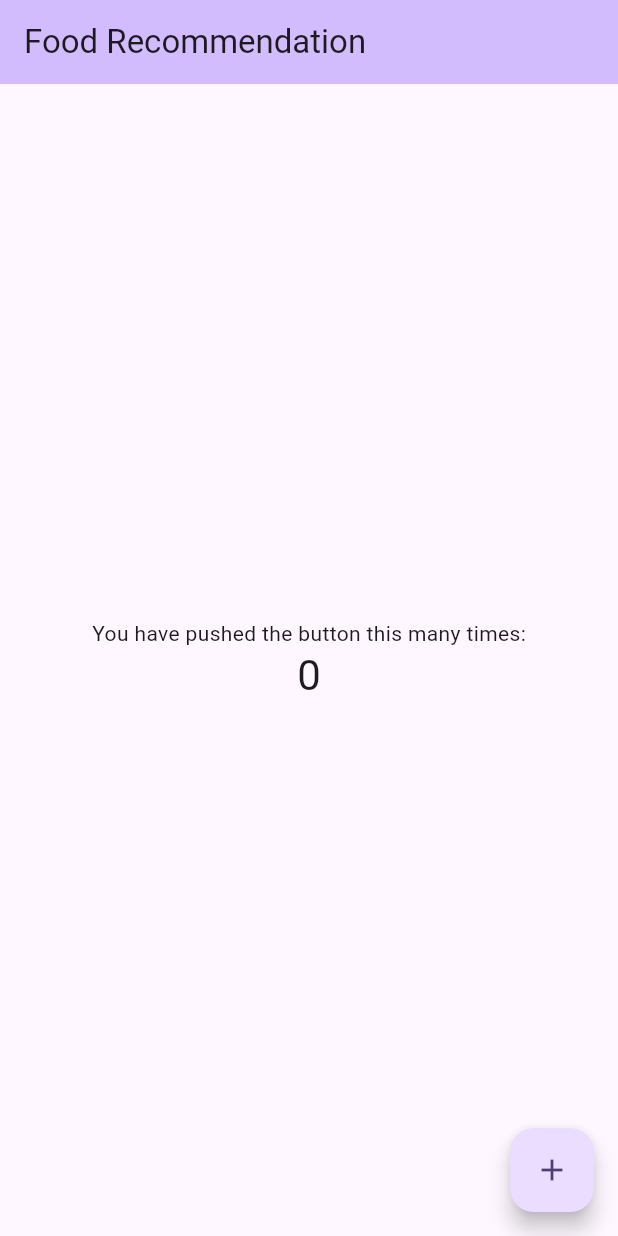
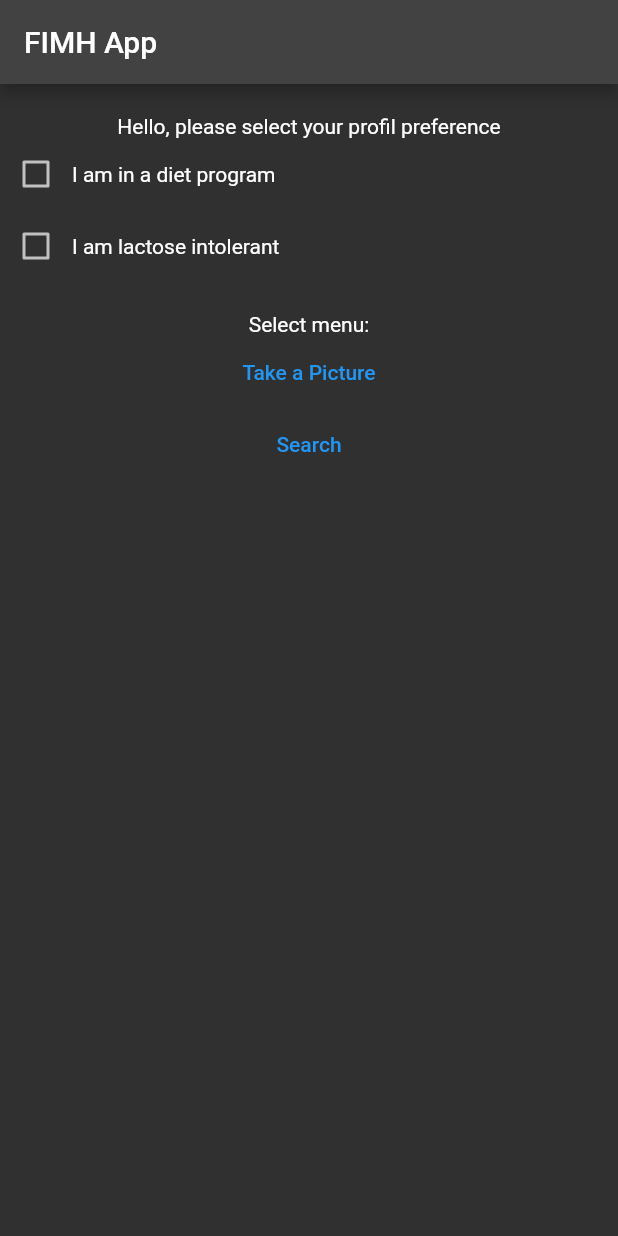
Before and after one commit to fimh-aic/fimh-app, a Flutter app: the screen it shows after launch, on a phone screen of 412 x 824 dp. Run offline on Flutter 3.47's test engine with Material 2 defaults, Android fonts, the phone set to English and light mode, and no system bars; our stand-ins replace camera, dartz.

```diff
--- a/lib/main.dart
+++ b/lib/main.dart
@@ -1,22 +1,17 @@
+import 'package:camera/camera.dart';
 import 'package:fimh_app/presentation/pages/dashboard.dart';
 import 'package:flutter/material.dart';
 
-void main() {
-  runApp(const MyApp());
+late List<CameraDescription> cameras;
+
+Future<void> main() async {
+  WidgetsFlutterBinding.ensureInitialized();
+
+  cameras = await availableCameras();
+  runApp(MaterialApp(
+    theme: ThemeData.dark(),
+    home: DashboardPage(
+      camera: cameras.first,
+    ),
+  ));
 }
-
-class MyApp extends StatelessWidget {
-  const MyApp({super.key});
-
-  @override
-  Widget build(BuildContext context) {
-    return MaterialApp(
-      title: 'FIMH App',
-      theme: ThemeData(
-        colorScheme: ColorScheme.fromSeed(seedColor: Colors.deepPurple),
-        useMaterial3: true,
-      ),
-      home: const DashboardPage(title: "Food Recommendation"),
-    );
-  }
-}
--- a/lib/presentation/pages/dashboard.dart
+++ b/lib/presentation/pages/dashboard.dart
@@ -1,49 +1,83 @@
+import 'package:camera/camera.dart';
+import 'package:fimh_app/presentation/pages/homepage.dart';
 import 'package:flutter/material.dart';
 
 class DashboardPage extends StatefulWidget {
-  const DashboardPage({super.key, required this.title});
+  const DashboardPage({super.key, required this.camera});
 
-  final String title;
+  final String title = "FIMH App";
+  final CameraDescription camera;
 
   @override
   State<DashboardPage> createState() => _DashboardPageState();
 }
 
 class _DashboardPageState extends State<DashboardPage> {
-  int _counter = 0;
-
-  void _incrementCounter() {
-    setState(() {
-      _counter++;
-    });
-  }
+  bool isDiet = false;
+  bool isLactoseIntolerant = false;
 
   @override
   Widget build(BuildContext context) {
     return Scaffold(
       appBar: AppBar(
-        backgroundColor: Theme.of(context).colorScheme.inversePrimary,
         title: Text(widget.title),
       ),
       body: Center(
         child: Column(
-          mainAxisAlignment: MainAxisAlignment.center,
           children: <Widget>[
+            const SizedBox(height: 20),
             const Text(
-              'You have pushed the button this many times:',
+              'Hello, please select your profil preference',
             ),
-            Text(
-              '$_counter',
-              style: Theme.of(context).textTheme.headlineMedium,
+            Row(
+              children: [
+                Checkbox(
+                  value: isDiet,
+                  onChanged: (value) {
+                    print("change is diet");
+                    setState(() {
+                      isDiet = value!;
+                    });
+                  },
+                ),
+                const Text("I am in a diet program")
+              ],
             ),
+            Row(
+              children: [
+                Checkbox(
+                  value: isLactoseIntolerant,
+                  onChanged: (value) {
+                    print("change is lactose intolerant");
+                    setState(() {
+                      isLactoseIntolerant = value!;
+                    });
+                  },
+                ),
+                const Text("I am lactose intolerant")
+              ],
+            ),
+            const SizedBox(height: 20),
+            const Text("Select menu:"),
+            TextButton(
+              onPressed: () async {
+                print("open camera");
+                await Navigator.of(context).push(
+                  MaterialPageRoute(
+                    builder: (context) => HomePage(camera: widget.camera),
+                  ),
+                );
+              },
+              child: const Text("Take a Picture"),
+            ),
+            TextButton(
+                onPressed: () async {
+                  print("open search page");
+                },
+                child: const Text("Search")),
           ],
         ),
       ),
-      floatingActionButton: FloatingActionButton(
-        onPressed: _incrementCounter,
-        tooltip: 'Increment',
-        child: const Icon(Icons.add),
-      ), // This trailing comma makes auto-formatting nicer for build methods.
     );
   }
 }
--- a/pubspec.yaml
+++ b/pubspec.yaml
@@ -12,6 +12,10 @@ dependencies:
     sdk: flutter
   cupertino_icons: ^1.0.2
   http: ^1.0.0
+  camera: ^0.10.5+4
+  path_provider: ^2.1.1
+  path: ^1.8.3
+  dartz: ^0.10.1
 
 dev_dependencies:
   flutter_test:
```
Also changed, not shown: lib/data/repositories/repository_impl.dart (added, +19 -0 lines), lib/domain/entity/food_entity.dart (added, +29 -0 lines), lib/domain/repositories/repository.dart (added, +9 -0 lines), lib/presentation/pages/detail.dart (added, +65 -0 lines), lib/presentation/pages/homepage.dart (added, +122 -0 lines), lib/utils/error/exception.dart (added, +12 -0 lines), lib/utils/error/failure.dart (added, +12 -0 lines), lib/utils/usecase/usecase.dart (added, +19 -0 lines), lib/data/models/user_model.dart (deleted), lib/data/repositories/auth_repository_impl.dart (deleted), lib/domain/usecase/login.dart (deleted), lib/domain/usecase/logout.dart (deleted), pubspec.lock, 104 other files.
